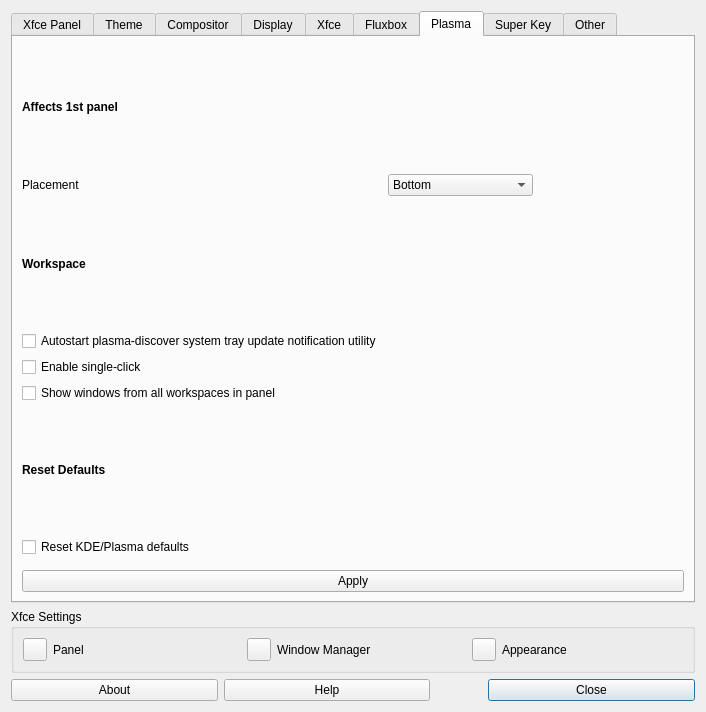
Qt form defaultlook.ui (MX-Linux/mx-tweak) before a commit.
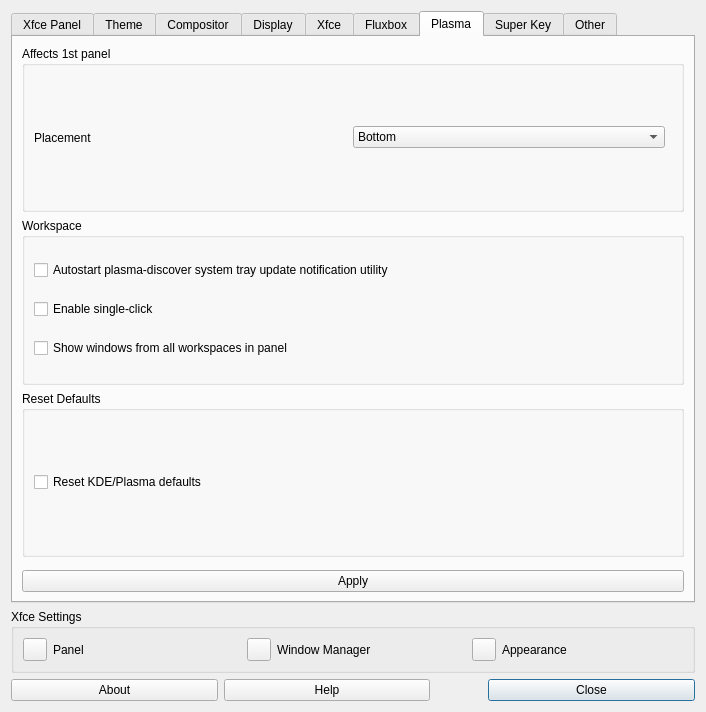
The same form after that commit. The open tabs and pages were chosen to show the change. Icons and pictures are not drawn.

Commit message: Use group boxes instead of label headers for Plasma settings.

The edit to the form file:
```diff
--- a/defaultlook.ui
+++ b/defaultlook.ui
@@ -1185,27 +1185,21 @@
       <attribute name="title">
        <string>Plasma</string>
       </attribute>
-      <layout class="QGridLayout">
-       <item row="0" column="0">
-        <widget class="QLabel" name="label_22">
-         <property name="font">
-          <font>
-           <bold>true</bold>
-          </font>
-         </property>
-         <property name="text">
+      <layout class="QVBoxLayout">
+       <item>
+        <widget class="QGroupBox" name="groupPlasmaFirstPanel">
+         <property name="title">
           <string>Affects 1st panel</string>
          </property>
-        </widget>
-       </item>
-       <item row="1" column="0">
-        <widget class="QLabel" name="label_21">
+         <layout class="QHBoxLayout">
+          <item>
+           <widget class="QLabel" name="labelPlasmaPanelLocation">
          <property name="text">
           <string>Placement</string>
          </property>
         </widget>
        </item>
-       <item row="1" column="1">
+          <item>
         <widget class="QComboBox" name="comboPlasmaPanelLocation">
          <property name="currentText">
           <string notr="true">Bottom</string>
@@ -1232,68 +1226,70 @@
          </item>
         </widget>
        </item>
-       <item row="1" column="2">
+          <item>
         <spacer>
          <property name="orientation">
           <enum>Qt::Orientation::Horizontal</enum>
          </property>
         </spacer>
        </item>
-       <item row="2" column="0">
-        <widget class="QLabel" name="label_23">
-         <property name="font">
-          <font>
-           <bold>true</bold>
-          </font>
-         </property>
-         <property name="text">
+         </layout>
+        </widget>
+       </item>
+       <item>
+        <widget class="QGroupBox" name="groupPlasmaWorkspace">
+         <property name="title">
           <string>Workspace</string>
          </property>
-        </widget>
-       </item>
-       <item row="3" column="0">
+         <layout class="QVBoxLayout">
+          <item>
         <widget class="QCheckBox" name="checkPlasmaDiscoverUpdater">
          <property name="text">
           <string extracomment="enable or disable autostartup of plasma-discover updater utility on login">Autostart plasma-discover system tray update notification utility</string>
          </property>
         </widget>
        </item>
-       <item row="4" column="0" colspan="3">
+          <item>
         <widget class="QCheckBox" name="checkPlasmaSingleClick">
          <property name="text">
           <string>Enable single-click</string>
          </property>
         </widget>
        </item>
-       <item row="5" column="0" colspan="3">
+          <item>
         <widget class="QCheckBox" name="checkPlasmaShowAllWorkspaces">
          <property name="text">
           <string>Show windows from all workspaces in panel</string>
          </property>
         </widget>
        </item>
-       <item row="6" column="0" colspan="3">
-        <widget class="QLabel" name="label_24">
-         <property name="text">
-          <string>&lt;html&gt;&lt;head/&gt;&lt;body&gt;&lt;p&gt;&lt;span style=&quot; font-weight:600;&quot;&gt;Reset Defaults&lt;/span&gt;&lt;/p&gt;&lt;/body&gt;&lt;/html&gt;</string>
-         </property>
+         </layout>
         </widget>
        </item>
-       <item row="7" column="0" colspan="3">
+       <item>
+        <widget class="QGroupBox" name="groupPlasmaReset">
+         <property name="title">
+          <string>Reset Defaults</string>
+         </property>
+         <layout class="QVBoxLayout">
+          <item>
         <widget class="QCheckBox" name="checkPlasmaResetDock">
          <property name="text">
           <string>Reset KDE/Plasma defaults</string>
          </property>
         </widget>
        </item>
-       <item row="8" column="0">
+         </layout>
+        </widget>
+       </item>
+       <item>
         <spacer>
          <property name="orientation">
           <enum>Qt::Orientation::Vertical</enum>
          </property>
         </spacer>
        </item>
-       <item row="9" column="0" colspan="3">
+       <item>
         <widget class="QPushButton" name="pushApplyPlasma">
          <property name="text">
           <string>Apply</string>
```
Lines whose indentation alone changed are shown as unchanged.
